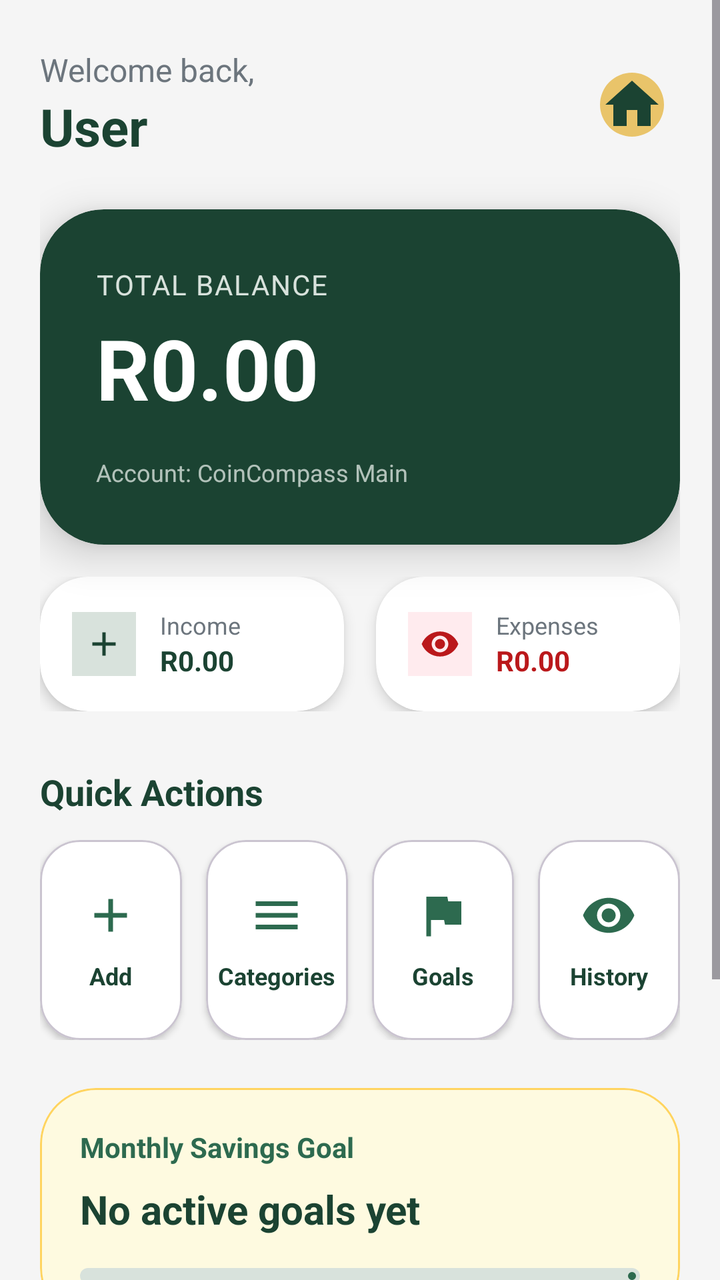
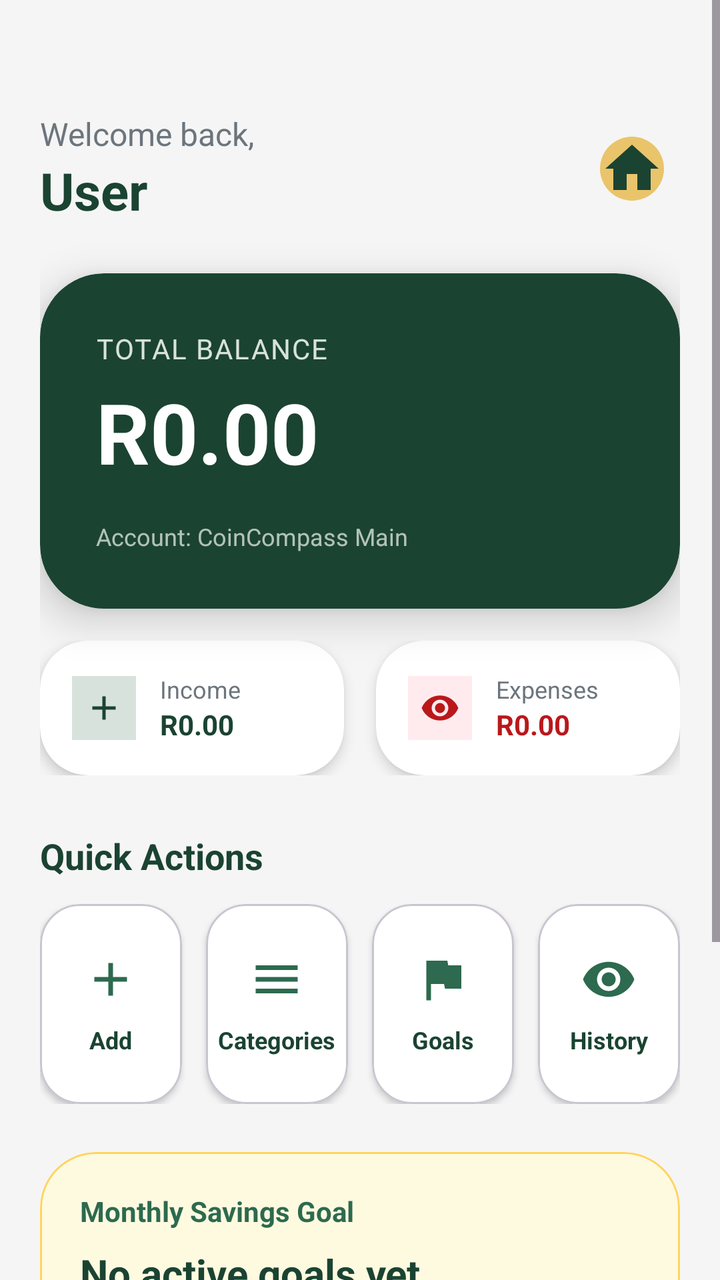

The first picture is an Android layout as it rendered before a commit; the second is the same layout after the commit. The layout source and the unified diff follow.
<!-- AndroidManifest.xml: application theme Theme.CoinCompass -->
<!-- res/layout/fragment_home.xml -->
<?xml version="1.0" encoding="utf-8"?>
<androidx.constraintlayout.widget.ConstraintLayout xmlns:android="http://schemas.android.com/apk/res/android"
    xmlns:app="http://schemas.android.com/apk/res-auto"
    xmlns:tools="http://schemas.android.com/tools"
    android:layout_width="match_parent"
    android:layout_height="match_parent"
    android:background="@color/light_grey">

    <ScrollView
        android:layout_width="match_parent"
        android:layout_height="match_parent"
        android:clipToPadding="false"
        android:fillViewport="true"
        android:paddingBottom="24dp">

        <androidx.constraintlayout.widget.ConstraintLayout
            android:layout_width="match_parent"
            android:layout_height="wrap_content"
            android:paddingHorizontal="20dp"
            android:paddingTop="24dp">

            
            <TextView
                android:id="@+id/welcome_label"
                android:layout_width="wrap_content"
                android:layout_height="wrap_content"
                android:text="Welcome back,"
                android:textColor="@color/text_grey"
                android:textSize="16sp"
                app:layout_constraintStart_toStartOf="parent"
                app:layout_constraintTop_toTopOf="parent" />

            <TextView
                android:id="@+id/user_name"
                android:layout_width="wrap_content"
                android:layout_height="wrap_content"
                android:text="User"
                android:textColor="@color/dark_green"
                android:textSize="26sp"
                android:textStyle="bold"
                app:layout_constraintStart_toStartOf="parent"
                app:layout_constraintTop_toBottomOf="@id/welcome_label" />

            <com.google.android.material.imageview.ShapeableImageView
                android:id="@+id/user_avatar"
                android:layout_width="48dp"
                android:layout_height="48dp"
                android:background="@color/gold"
                android:padding="8dp"
                android:src="@drawable/ic_home"
                app:layout_constraintBottom_toBottomOf="@id/user_name"
                app:layout_constraintEnd_toEndOf="parent"
                app:layout_constraintTop_toTopOf="@id/welcome_label"
                app:shapeAppearanceOverlay="@style/CircleImage"
                app:tint="@color/dark_green" />

            
            <com.google.android.material.card.MaterialCardView
                android:id="@+id/balance_card"
                android:layout_width="match_parent"
                android:layout_height="wrap_content"
                android:layout_marginTop="24dp"
                app:cardBackgroundColor="@color/dark_green"
                app:cardCornerRadius="32dp"
                app:cardElevation="12dp"
                app:layout_constraintTop_toBottomOf="@id/user_name"
                app:strokeWidth="0dp">

                <LinearLayout
                    android:layout_width="match_parent"
                    android:layout_height="wrap_content"
                    android:orientation="vertical"
                    android:padding="28dp">

                    <TextView
                        android:layout_width="wrap_content"
                        android:layout_height="wrap_content"
                        android:text="Total Balance"
                        android:textColor="@color/light_green"
                        android:textSize="14sp"
                        android:letterSpacing="0.05"
                        android:textAllCaps="true" />

                    <TextView
                        android:id="@+id/total_balance"
                        android:layout_width="wrap_content"
                        android:layout_height="wrap_content"
                        android:layout_marginTop="4dp"
                        android:text="R0.00"
                        android:textColor="@color/white"
                        android:textSize="42sp"
                        android:textStyle="bold" />

                    <TextView
                        android:layout_width="wrap_content"
                        android:layout_height="wrap_content"
                        android:layout_marginTop="16dp"
                        android:text="Account: CoinCompass Main"
                        android:textColor="@color/light_green"
                        android:textSize="12sp"
                        android:alpha="0.8" />
                </LinearLayout>
            </com.google.android.material.card.MaterialCardView>

            
            <LinearLayout
                android:id="@+id/summary_cards_row"
                android:layout_width="match_parent"
                android:layout_height="wrap_content"
                android:layout_marginTop="16dp"
                android:orientation="horizontal"
                app:layout_constraintTop_toBottomOf="@id/balance_card">

                <com.google.android.material.card.MaterialCardView
                    android:layout_width="0dp"
                    android:layout_height="wrap_content"
                    android:layout_marginEnd="8dp"
                    android:layout_weight="1"
                    app:cardBackgroundColor="@color/white"
                    app:cardCornerRadius="24dp"
                    app:cardElevation="4dp"
                    app:strokeWidth="0dp">

                    <LinearLayout
                        android:layout_width="match_parent"
                        android:layout_height="wrap_content"
                        android:gravity="center_vertical"
                        android:orientation="horizontal"
                        android:padding="16dp">

                        <ImageView
                            android:layout_width="32dp"
                            android:layout_height="32dp"
                            android:background="@color/light_green"
                            android:padding="6dp"
                            android:src="@drawable/ic_add"
                            app:tint="@color/dark_green" />

                        <LinearLayout
                            android:layout_width="wrap_content"
                            android:layout_height="wrap_content"
                            android:layout_marginStart="12dp"
                            android:orientation="vertical">
                            <TextView
                                android:layout_width="wrap_content"
                                android:layout_height="wrap_content"
                                android:text="Income"
                                android:textColor="@color/text_grey"
                                android:textSize="12sp" />
                            <TextView
                                android:id="@+id/income_amount"
                                android:layout_width="wrap_content"
                                android:layout_height="wrap_content"
                                android:text="R0.00"
                                android:textColor="@color/dark_green"
                                android:textStyle="bold" />
                        </LinearLayout>
                    </LinearLayout>
                </com.google.android.material.card.MaterialCardView>

                <com.google.android.material.card.MaterialCardView
                    android:layout_width="0dp"
                    android:layout_height="wrap_content"
                    android:layout_marginStart="8dp"
                    android:layout_weight="1"
                    app:cardBackgroundColor="@color/white"
                    app:cardCornerRadius="24dp"
                    app:cardElevation="4dp"
                    app:strokeWidth="0dp">

                    <LinearLayout
                        android:layout_width="match_parent"
                        android:layout_height="wrap_content"
                        android:gravity="center_vertical"
                        android:orientation="horizontal"
                        android:padding="16dp">

                        <ImageView
                            android:layout_width="32dp"
                            android:layout_height="32dp"
                            android:background="#FFEBEE"
                            android:padding="6dp"
                            android:src="@drawable/ic_history"
                            app:tint="@color/delete_red" />

                        <LinearLayout
                            android:layout_width="wrap_content"
                            android:layout_height="wrap_content"
                            android:layout_marginStart="12dp"
                            android:orientation="vertical">
                            <TextView
                                android:layout_width="wrap_content"
                                android:layout_height="wrap_content"
                                android:text="Expenses"
                                android:textColor="@color/text_grey"
                                android:textSize="12sp" />
                            <TextView
                                android:id="@+id/expense_amount"
                                android:layout_width="wrap_content"
                                android:layout_height="wrap_content"
                                android:text="R0.00"
                                android:textColor="@color/delete_red"
                                android:textStyle="bold" />
                        </LinearLayout>
                    </LinearLayout>
                </com.google.android.material.card.MaterialCardView>
            </LinearLayout>

            
            <TextView
                android:id="@+id/actions_label"
                android:layout_width="wrap_content"
                android:layout_height="wrap_content"
                android:layout_marginTop="28dp"
                android:text="Quick Actions"
                android:textColor="@color/dark_green"
                android:textSize="18sp"
                android:textStyle="bold"
                app:layout_constraintStart_toStartOf="parent"
                app:layout_constraintTop_toBottomOf="@id/summary_cards_row" />

            <LinearLayout
                android:id="@+id/actions_row"
                android:layout_width="match_parent"
                android:layout_height="wrap_content"
                android:layout_marginTop="12dp"
                android:orientation="horizontal"
                app:layout_constraintTop_toBottomOf="@id/actions_label">

                <com.google.android.material.card.MaterialCardView
                    android:id="@+id/btn_add"
                    android:layout_width="0dp"
                    android:layout_height="100dp"
                    android:layout_marginEnd="6dp"
                    android:layout_weight="1"
                    android:clickable="true"
                    android:focusable="true"
                    app:cardBackgroundColor="@color/white"
                    app:cardCornerRadius="20dp"
                    app:cardElevation="2dp">
                    <LinearLayout
                        android:layout_width="match_parent"
                        android:layout_height="match_parent"
                        android:gravity="center"
                        android:orientation="vertical">
                        <ImageView
                            android:layout_width="28dp"
                            android:layout_height="28dp"
                            android:src="@drawable/ic_add"
                            app:tint="@color/mid_green" />
                        <TextView
                            android:layout_width="wrap_content"
                            android:layout_height="wrap_content"
                            android:layout_marginTop="8dp"
                            android:text="Add"
                            android:textColor="@color/dark_green"
                            android:textSize="12sp"
                            android:textStyle="bold" />
                    </LinearLayout>
                </com.google.android.material.card.MaterialCardView>

                <com.google.android.material.card.MaterialCardView
                    android:id="@+id/btn_categories"
                    android:layout_width="0dp"
                    android:layout_height="100dp"
                    android:layout_marginHorizontal="6dp"
                    android:layout_weight="1"
                    android:clickable="true"
                    android:focusable="true"
                    app:cardBackgroundColor="@color/white"
                    app:cardCornerRadius="20dp"
                    app:cardElevation="2dp">
                    <LinearLayout
                        android:layout_width="match_parent"
                        android:layout_height="match_parent"
                        android:gravity="center"
                        android:orientation="vertical">
                        <ImageView
                            android:layout_width="28dp"
                            android:layout_height="28dp"
                            android:src="@drawable/ic_categories"
                            app:tint="@color/mid_green" />
                        <TextView
                            android:layout_width="wrap_content"
                            android:layout_height="wrap_content"
                            android:layout_marginTop="8dp"
                            android:text="Categories"
                            android:textColor="@color/dark_green"
                            android:textSize="12sp"
                            android:textStyle="bold" />
                    </LinearLayout>
                </com.google.android.material.card.MaterialCardView>

                <com.google.android.material.card.MaterialCardView
                    android:id="@+id/btn_goals"
                    android:layout_width="0dp"
                    android:layout_height="100dp"
                    android:layout_marginHorizontal="6dp"
                    android:layout_weight="1"
                    android:clickable="true"
                    android:focusable="true"
                    app:cardBackgroundColor="@color/white"
                    app:cardCornerRadius="20dp"
                    app:cardElevation="2dp">
                    <LinearLayout
                        android:layout_width="match_parent"
                        android:layout_height="match_parent"
                        android:gravity="center"
                        android:orientation="vertical">
                        <ImageView
                            android:layout_width="28dp"
                            android:layout_height="28dp"
                            android:src="@drawable/ic_goals"
                            app:tint="@color/mid_green" />
                        <TextView
                            android:layout_width="wrap_content"
                            android:layout_height="wrap_content"
                            android:layout_marginTop="8dp"
                            android:text="Goals"
                            android:textColor="@color/dark_green"
                            android:textSize="12sp"
                            android:textStyle="bold" />
                    </LinearLayout>
                </com.google.android.material.card.MaterialCardView>

                <com.google.android.material.card.MaterialCardView
                    android:id="@+id/btn_history"
                    android:layout_width="0dp"
                    android:layout_height="100dp"
                    android:layout_marginStart="6dp"
                    android:layout_weight="1"
                    android:clickable="true"
                    android:focusable="true"
                    app:cardBackgroundColor="@color/white"
                    app:cardCornerRadius="20dp"
                    app:cardElevation="2dp">
                    <LinearLayout
                        android:layout_width="match_parent"
                        android:layout_height="match_parent"
                        android:gravity="center"
                        android:orientation="vertical">
                        <ImageView
                            android:layout_width="28dp"
                            android:layout_height="28dp"
                            android:src="@drawable/ic_history"
                            app:tint="@color/mid_green" />
                        <TextView
                            android:layout_width="wrap_content"
                            android:layout_height="wrap_content"
                            android:layout_marginTop="8dp"
                            android:text="History"
                            android:textColor="@color/dark_green"
                            android:textSize="12sp"
                            android:textStyle="bold" />
                    </LinearLayout>
                </com.google.android.material.card.MaterialCardView>
            </LinearLayout>

            
            <com.google.android.material.card.MaterialCardView
                android:id="@+id/savings_card"
                android:layout_width="match_parent"
                android:layout_height="wrap_content"
                android:layout_marginTop="24dp"
                app:cardBackgroundColor="@color/cream_input"
                app:cardCornerRadius="28dp"
                app:cardElevation="0dp"
                app:layout_constraintTop_toBottomOf="@id/actions_row"
                app:strokeColor="@color/soft_gold"
                app:strokeWidth="1dp">

                <LinearLayout
                    android:layout_width="match_parent"
                    android:layout_height="wrap_content"
                    android:orientation="vertical"
                    android:padding="20dp">

                    <TextView
                        android:layout_width="wrap_content"
                        android:layout_height="wrap_content"
                        android:text="Monthly Savings Goal"
                        android:textColor="@color/mid_green"
                        android:textSize="14sp"
                        android:textStyle="bold" />

                    <TextView
                        android:id="@+id/savings_goal_display"
                        android:layout_width="wrap_content"
                        android:layout_height="wrap_content"
                        android:layout_marginTop="8dp"
                        android:text="No active goals yet"
                        android:textColor="@color/dark_green"
                        android:textSize="20sp"
                        android:textStyle="bold" />

                    <com.google.android.material.progressindicator.LinearProgressIndicator
                        android:id="@+id/savings_progress"
                        android:layout_width="match_parent"
                        android:layout_height="wrap_content"
                        android:layout_marginTop="16dp"
                        android:progress="65"
                        app:indicatorColor="@color/mid_green"
                        app:trackColor="@color/light_green"
                        app:trackCornerRadius="4dp"
                        app:trackThickness="8dp" />
                </LinearLayout>
            </com.google.android.material.card.MaterialCardView>

            
            <TextView
                android:id="@+id/budget_label"
                android:layout_width="wrap_content"
                android:layout_height="wrap_content"
                android:layout_marginTop="32dp"
                android:text="Budget Overview"
                android:textColor="@color/dark_green"
                android:textSize="20sp"
                android:textStyle="bold"
                app:layout_constraintStart_toStartOf="parent"
                app:layout_constraintTop_toBottomOf="@id/savings_card" />

            <androidx.recyclerview.widget.RecyclerView
                android:id="@+id/budget_recycler"
                android:layout_width="match_parent"
                android:layout_height="wrap_content"
                android:layout_marginTop="12dp"
                android:nestedScrollingEnabled="false"
                app:layout_constraintTop_toBottomOf="@id/budget_label"
                tools:listitem="@layout/item_budget_category" />

            
            <Button
                android:id="@+id/btn_logout"
                style="@style/Widget.Material3.Button.TextButton"
                android:layout_width="wrap_content"
                android:layout_height="wrap_content"
                android:layout_marginTop="24dp"
                android:text="Log Out"
                android:textColor="@color/delete_red"
                app:layout_constraintEnd_toEndOf="parent"
                app:layout_constraintStart_toStartOf="parent"
                app:layout_constraintTop_toBottomOf="@id/budget_recycler" />

        </androidx.constraintlayout.widget.ConstraintLayout>
    </ScrollView>

</androidx.constraintlayout.widget.ConstraintLayout>
<!-- res/layout/item_budget_category.xml (included above) -->
<?xml version="1.0" encoding="utf-8"?>
<com.google.android.material.card.MaterialCardView xmlns:android="http://schemas.android.com/apk/res/android"
    xmlns:app="http://schemas.android.com/apk/res-auto"
    android:layout_width="match_parent"
    android:layout_height="wrap_content"
    android:layout_marginBottom="12dp"
    app:cardBackgroundColor="@color/white"
    app:cardCornerRadius="20dp"
    app:cardElevation="2dp"
    app:strokeWidth="0dp">

    <LinearLayout
        android:layout_width="match_parent"
        android:layout_height="wrap_content"
        android:orientation="vertical"
        android:padding="16dp">

        <RelativeLayout
            android:layout_width="match_parent"
            android:layout_height="wrap_content">

            <TextView
                android:id="@+id/category_name"
                android:layout_width="wrap_content"
                android:layout_height="wrap_content"
                android:text="Entertainment"
                android:textColor="@color/dark_green"
                android:textSize="16sp"
                android:textStyle="bold" />

            <TextView
                android:id="@+id/category_amount"
                android:layout_width="wrap_content"
                android:layout_height="wrap_content"
                android:layout_alignParentEnd="true"
                android:text="R560.00"
                android:textColor="@color/dark_green"
                android:textSize="16sp"
                android:textStyle="bold" />
        </RelativeLayout>

        <com.google.android.material.progressindicator.LinearProgressIndicator
            android:id="@+id/category_progress"
            android:layout_width="match_parent"
            android:layout_height="wrap_content"
            android:layout_marginTop="12dp"
            android:progress="30"
            app:indicatorColor="@color/mid_green"
            app:trackColor="@color/light_grey"
            app:trackCornerRadius="4dp"
            app:trackThickness="6dp" />

    </LinearLayout>
</com.google.android.material.card.MaterialCardView>
<!-- resources referenced by this layout -->
<resources>
  <color name="cream_input">#FEFAE0</color>
  <color name="dark_green">#1B4332</color>
  <color name="delete_red">#BA181B</color>
  <color name="gold">#E9C46A</color>
  <color name="light_green">#D8E2DC</color>
  <color name="light_grey">#F5F5F5</color>
  <color name="mid_green">#2D6A4F</color>
  <color name="soft_gold">#FFD460</color>
  <color name="text_grey">#6C757D</color>
  <color name="white">#FFFFFFFF</color>
  <!-- drawable ic_add (drawable) -->
  <vector xmlns:android="http://schemas.android.com/apk/res/android"
      android:width="24dp"
      android:height="24dp"
      android:viewportWidth="24"
      android:viewportHeight="24">
    <path
        android:fillColor="#000000"
        android:pathData="M19,13h-6v6h-2v-6H5v-2h6V5h2v6h6v2z"/>
  </vector>
  <!-- drawable ic_categories (drawable) -->
  <vector xmlns:android="http://schemas.android.com/apk/res/android"
      android:width="24dp"
      android:height="24dp"
      android:viewportWidth="24"
      android:viewportHeight="24">
    <path
        android:fillColor="#000000"
        android:pathData="M3,18h18v-2H3v2zm0,-5h18v-2H3v2zm0,-7v2h18V6H3z"/>
  </vector>
  <!-- drawable ic_goals (drawable) -->
  <vector xmlns:android="http://schemas.android.com/apk/res/android"
      android:width="24dp"
      android:height="24dp"
      android:viewportWidth="24"
      android:viewportHeight="24">
    <path
        android:fillColor="#000000"
        android:pathData="M14.4,6L14,4H5v17h2v-7h5.6l0.4,2h7V6H14.4z"/>
  </vector>
  <!-- drawable ic_history (drawable) -->
  <vector xmlns:android="http://schemas.android.com/apk/res/android"
      android:width="24dp"
      android:height="24dp"
      android:viewportWidth="24"
      android:viewportHeight="24">
    <path
        android:fillColor="#000000"
        android:pathData="M12,4.5C7,4.5 2.73,7.61 1,12c1.73,4.39 6,7.5 11,7.5s9.27,-3.11 11,-7.5c-1.73,-4.39 -6,-7.5 -11,-7.5zM12,17c-2.76,0 -5,-2.24 -5,-5s2.24,-5 5,-5 5,2.24 5,5 -2.24,5 -5,5zm0,-8c-1.66,0 -3,1.34 -3,3s1.34,3 3,3 3,-1.34 3,-3 -1.34,-3 -3,-3z"/>
  </vector>
  <!-- drawable ic_home (drawable) -->
  <vector xmlns:android="http://schemas.android.com/apk/res/android"
      android:width="24dp"
      android:height="24dp"
      android:viewportWidth="24"
      android:viewportHeight="24">
    <path
        android:fillColor="#FF000000"
        android:pathData="M10,20V14H14V20H19V12H22L12,3L2,12H5V20H10Z"/>
  </vector>
  <style name="CircleImage" parent="">
          <item name="cornerSize">50%</item>
      </style>
  <style name="Theme.CoinCompass" parent="Base.Theme.CoinCompass" />
  <style name="Base.Theme.CoinCompass" parent="Theme.Material3.DayNight.NoActionBar">
          <item name="colorPrimary">@color/primary</item>
          <item name="colorPrimaryDark">@color/primary_dark</item>
          <item name="colorAccent">@color/accent</item>
      </style>
  <color name="primary">#1B4332</color>
  <color name="primary_dark">#081C15</color>
  <color name="accent">#E9C46A</color>
</resources>

<!-- the commit's change to res/layout/fragment_home.xml (unified diff, before → after) -->
@@ -17,7 +17,7 @@
             android:layout_width="match_parent"
             android:layout_height="wrap_content"
             android:paddingHorizontal="20dp"
-            android:paddingTop="24dp">
+            android:paddingTop="56dp">
 
             
             <TextView
<!-- resource entries referenced after the edit -->
@@ -68,6 +68,7 @@
           <item name="colorPrimary">@color/primary</item>
           <item name="colorPrimaryDark">@color/primary_dark</item>
           <item name="colorAccent">@color/accent</item>
+          <item name="colorSecondaryContainer">@color/light_green</item>
       </style>
   <color name="primary">#1B4332</color>
   <color name="primary_dark">#081C15</color>
